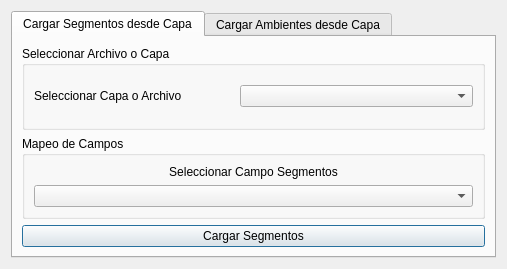
Old version of the form dialogs/ui/datos_base_dialog.ui in the repository franciscocontreras93/agrae_new.
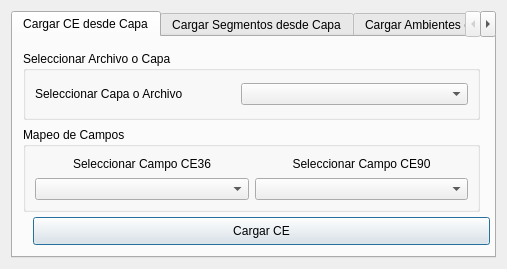
New version of the form. Custom widgets are drawn as their Qt base class.

The edit to the form file:
```diff
--- a/dialogs/ui/datos_base_dialog.ui
+++ b/dialogs/ui/datos_base_dialog.ui
@@ -19,6 +19,100 @@
      <property name="currentIndex">
       <number>0</number>
      </property>
+     <widget class="QWidget" name="tab">
+      <attribute name="title">
+       <string>Cargar CE desde Capa</string>
+      </attribute>
+      <widget class="QGroupBox" name="groupBox_5">
+       <property name="geometry">
+        <rect>
+         <x>10</x>
+         <y>14</y>
+         <width>457</width>
+         <height>69</height>
+        </rect>
+       </property>
+       <property name="title">
+        <string>Seleccionar Archivo o Capa</string>
+       </property>
+       <layout class="QGridLayout" name="gridLayout_6">
+        <item row="1" column="0">
+         <widget class="QLabel" name="label_13">
+          <property name="maximumSize">
+           <size>
+            <width>200</width>
+            <height>16777215</height>
+           </size>
+          </property>
+          <property name="text">
+           <string>Seleccionar Capa o Archivo</string>
+          </property>
+         </widget>
+        </item>
+        <item row="1" column="1">
+         <widget class="QgsMapLayerComboBox" name="layers_ce"/>
+        </item>
+       </layout>
+      </widget>
+      <widget class="QGroupBox" name="groupBox_6">
+       <property name="geometry">
+        <rect>
+         <x>10</x>
+         <y>90</y>
+         <width>457</width>
+         <height>85</height>
+        </rect>
+       </property>
+       <property name="title">
+        <string>Mapeo de Campos</string>
+       </property>
+       <layout class="QGridLayout" name="gridLayout_7">
+        <item row="1" column="0">
+         <widget class="QgsFieldComboBox" name="field_ce36">
+          <property name="allowEmptyFieldName">
+           <bool>false</bool>
+          </property>
+         </widget>
+        </item>
+        <item row="0" column="0">
+         <widget class="QLabel" name="label_9">
+          <property name="text">
+           <string>Seleccionar Campo CE36</string>
+          </property>
+          <property name="alignment">
+           <set>Qt::AlignCenter</set>
+          </property>
+         </widget>
+        </item>
+        <item row="1" column="1">
+         <widget class="QgsFieldComboBox" name="field_ce90"/>
+        </item>
+        <item row="0" column="1">
+         <widget class="QLabel" name="label_4">
+          <property name="text">
+           <string>Seleccionar Campo CE90</string>
+          </property>
+          <property name="alignment">
+           <set>Qt::AlignCenter</set>
+          </property>
+         </widget>
+        </item>
+       </layout>
+      </widget>
+      <widget class="QPushButton" name="btn_create_ce">
+       <property name="geometry">
+        <rect>
+         <x>20</x>
+         <y>180</y>
+         <width>457</width>
+         <height>28</height>
+        </rect>
+       </property>
+       <property name="text">
+        <string>Cargar CE</string>
+       </property>
+      </widget>
+     </widget>
      <widget class="QWidget" name="tab_1">
       <attribute name="title">
        <string>Cargar Segmentos desde Capa</string>
```
